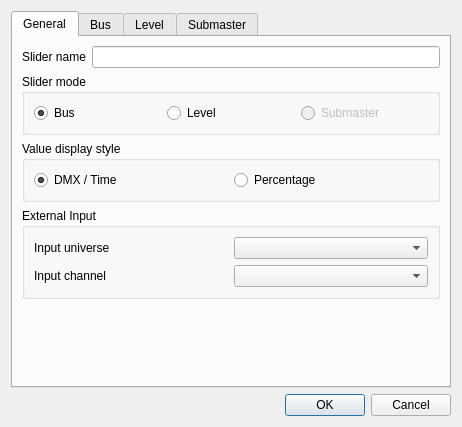
Above: main/vcsliderproperties.ui from Andersbakken/qlc before the change. Below: the same form after it.
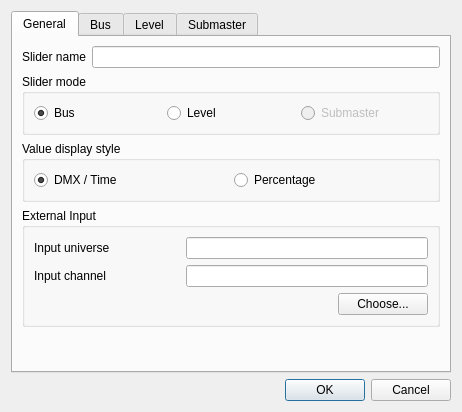
That is the form after the change.

Commit message: Fixed accidentally broken trunk. Disabled vcslider's external input box.

Patch:
```diff
--- a/main/vcsliderproperties.ui
+++ b/main/vcsliderproperties.ui
@@ -5,8 +5,8 @@
    <rect>
     <x>0</x>
     <y>0</y>
-    <width>460</width>
-    <height>427</height>
+    <width>458</width>
+    <height>412</height>
    </rect>
   </property>
   <property name="windowTitle" >
@@ -22,18 +22,10 @@
       <number>0</number>
      </property>
      <widget class="QWidget" name="General" >
-      <property name="geometry" >
-       <rect>
-        <x>0</x>
-        <y>0</y>
-        <width>438</width>
-        <height>345</height>
-       </rect>
-      </property>
       <attribute name="title" >
        <string>General</string>
       </attribute>
-      <layout class="QVBoxLayout" >
+      <layout class="QVBoxLayout" name="verticalLayout" >
        <item>
         <layout class="QHBoxLayout" >
          <item>
@@ -132,9 +124,6 @@
           <string>External Input</string>
          </property>
          <layout class="QGridLayout" name="gridLayout" >
-          <item row="0" column="1" >
-           <widget class="QComboBox" name="m_inputUniverseCombo" />
-          </item>
           <item row="0" column="0" >
            <widget class="QLabel" name="m_inputUniverseLabel" >
             <property name="text" >
@@ -142,6 +131,13 @@
             </property>
            </widget>
           </item>
+          <item row="0" column="1" colspan="2" >
+           <widget class="QLineEdit" name="m_inputUniverseEdit" >
+            <property name="readOnly" >
+             <bool>true</bool>
+            </property>
+           </widget>
+          </item>
           <item row="1" column="0" >
            <widget class="QLabel" name="m_inputChannelLabel" >
             <property name="text" >
@@ -149,8 +145,35 @@
             </property>
            </widget>
           </item>
-          <item row="1" column="1" >
-           <widget class="QComboBox" name="m_inputChannelCombo" />
+          <item row="1" column="1" colspan="2" >
+           <widget class="QLineEdit" name="m_inputChannelEdit" >
+            <property name="readOnly" >
+             <bool>true</bool>
+            </property>
+           </widget>
+          </item>
+          <item row="2" column="0" colspan="2" >
+           <spacer name="horizontalSpacer" >
+            <property name="orientation" >
+             <enum>Qt::Horizontal</enum>
+            </property>
+            <property name="sizeHint" stdset="0" >
+             <size>
+              <width>298</width>
+              <height>20</height>
+             </size>
+            </property>
+           </spacer>
+          </item>
+          <item row="2" column="2" >
+           <widget class="QPushButton" name="m_chooseInputButton" >
+            <property name="toolTip" >
+             <string>Choose the external input universe &amp; channel that this slider should use</string>
+            </property>
+            <property name="text" >
+             <string>Choose...</string>
+            </property>
+           </widget>
           </item>
          </layout>
         </widget>
```
Left out of the diff: 24 changed lines with no effect on the pictures. The commit also changes 3 other files.
